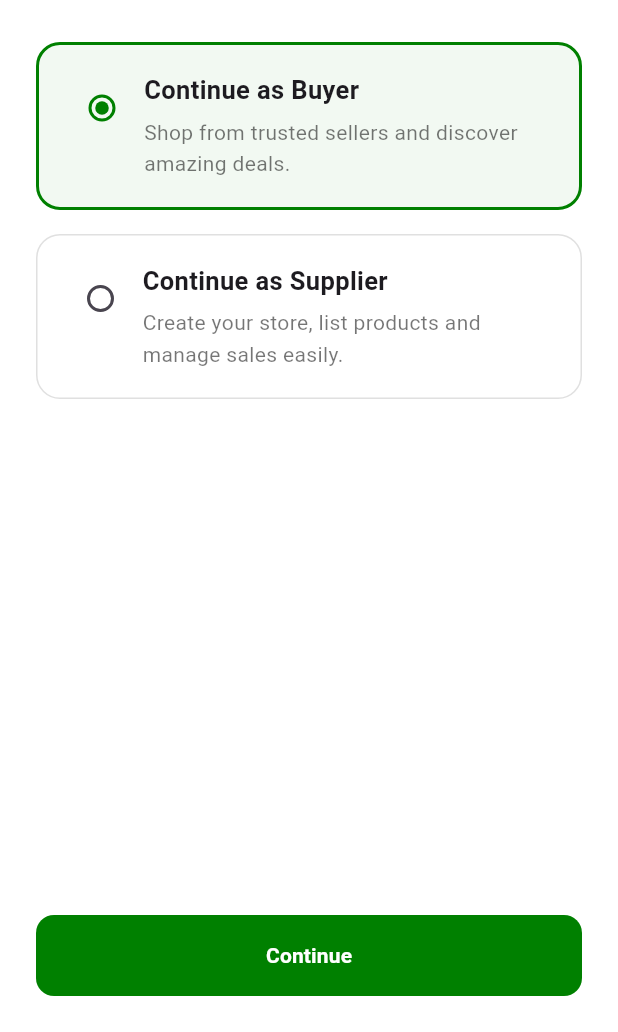
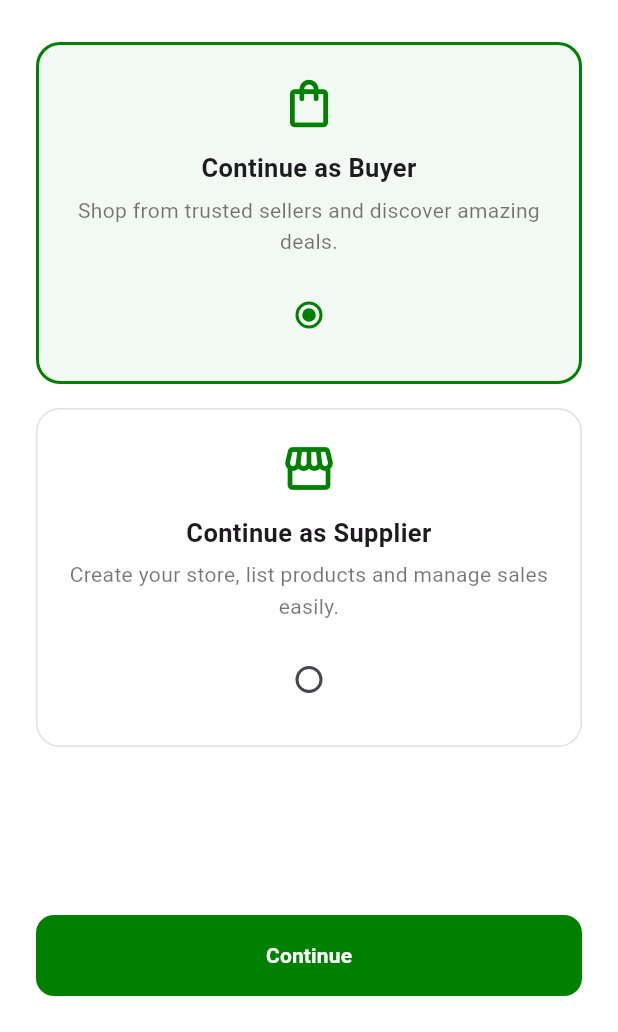
Before and after one commit to mushycosmas/chapbuy, a Flutter app: the AccountTypeScreen screen opened by its route, on a phone screen of 412 x 824 dp, the part 204-1236 px from its top. Run offline on Flutter 3.47's test engine with Material 3 defaults, Android fonts, the phone set to English and light mode, and no system bars.

Commit message:
fix:icons

```diff
--- a/lib/features/auth/screens/account_type_screen.dart
+++ b/lib/features/auth/screens/account_type_screen.dart
@@ -33,7 +33,9 @@ class _AccountTypeScreenState extends State<AccountTypeScreen> {
                   fontWeight: FontWeight.w700,
                 ),
               ),
+
               const SizedBox(height: 8),
+
               const Text(
                 'Select how you want to use ChapBuy.',
                 style: TextStyle(
@@ -41,6 +43,7 @@ class _AccountTypeScreenState extends State<AccountTypeScreen> {
                   color: Colors.black54,
                 ),
               ),
+
               const SizedBox(height: 28),
 
               _buildOptionCard(
@@ -48,6 +51,7 @@ class _AccountTypeScreenState extends State<AccountTypeScreen> {
                 subtitle:
                     'Shop from trusted sellers and discover amazing deals.',
                 value: 'buyer',
+                icon: Icons.shopping_bag_outlined,
               ),
 
               const SizedBox(height: 16),
@@ -57,6 +61,7 @@ class _AccountTypeScreenState extends State<AccountTypeScreen> {
                 subtitle:
                     'Create your store, list products and manage sales easily.',
                 value: 'supplier',
+                icon: Icons.storefront,
               ),
 
               const Spacer(),
@@ -97,6 +102,7 @@ class _AccountTypeScreenState extends State<AccountTypeScreen> {
     required String title,
     required String subtitle,
     required String value,
+    required IconData icon,
   }) {
     final bool selected = _selectedType == value;
 
@@ -109,7 +115,7 @@ class _AccountTypeScreenState extends State<AccountTypeScreen> {
       },
       child: Container(
         width: double.infinity,
-        padding: const EdgeInsets.all(18),
+        padding: const EdgeInsets.all(20),
         decoration: BoxDecoration(
           borderRadius: BorderRadius.circular(16),
           border: Border.all(
@@ -122,9 +128,40 @@ class _AccountTypeScreenState extends State<AccountTypeScreen> {
               ? AppColors.primaryGreen.withOpacity(0.05)
               : Colors.white,
         ),
-        child: Row(
-          crossAxisAlignment: CrossAxisAlignment.start,
+        child: Column(
+          crossAxisAlignment: CrossAxisAlignment.center,
           children: [
+            Icon(
+              icon,
+              size: 38,
+              color: AppColors.primaryGreen,
+            ),
+
+            const SizedBox(height: 12),
+
+            Text(
+              title,
+              textAlign: TextAlign.center,
+              style: const TextStyle(
+                fontSize: 17,
+                fontWeight: FontWeight.w700,
+              ),
+            ),
+
+            const SizedBox(height: 6),
+
+            Text(
+              subtitle,
+              textAlign: TextAlign.center,
+              style: const TextStyle(
+                fontSize: 14,
+                color: Colors.black54,
+                height: 1.5,
+              ),
+            ),
+
+            const SizedBox(height: 14),
+
             Radio<String>(
               value: value,
               groupValue: _selectedType,
@@ -135,30 +172,6 @@ class _AccountTypeScreenState extends State<AccountTypeScreen> {
                 });
               },
             ),
-            const SizedBox(width: 4),
-            Expanded(
-              child: Column(
-                crossAxisAlignment: CrossAxisAlignment.start,
-                children: [
-                  Text(
-                    title,
-                    style: const TextStyle(
-                      fontSize: 17,
-                      fontWeight: FontWeight.w700,
-                    ),
-                  ),
-                  const SizedBox(height: 6),
-                  Text(
-                    subtitle,
-                    style: const TextStyle(
-                      fontSize: 14,
-                      color: Colors.black54,
-                      height: 1.5,
-                    ),
-                  ),
-                ],
-              ),
-            ),
           ],
         ),
       ),
```
